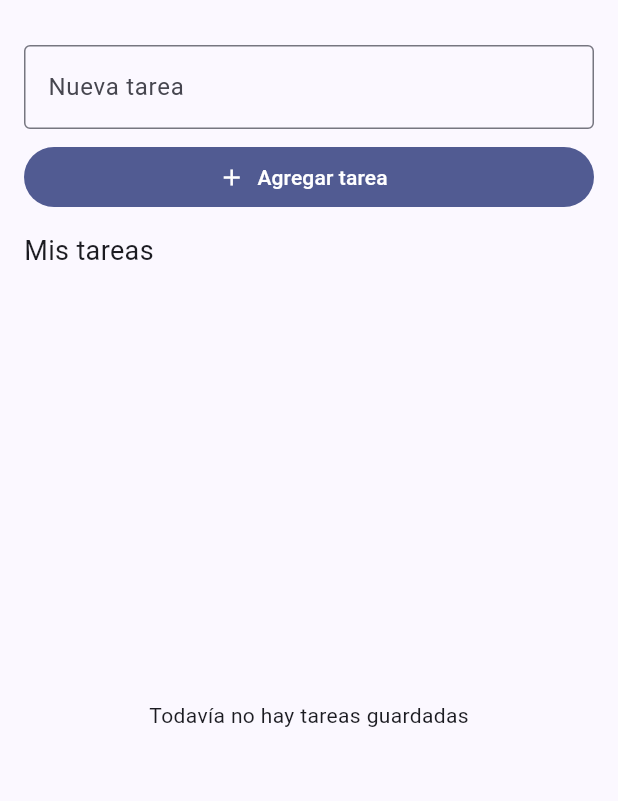
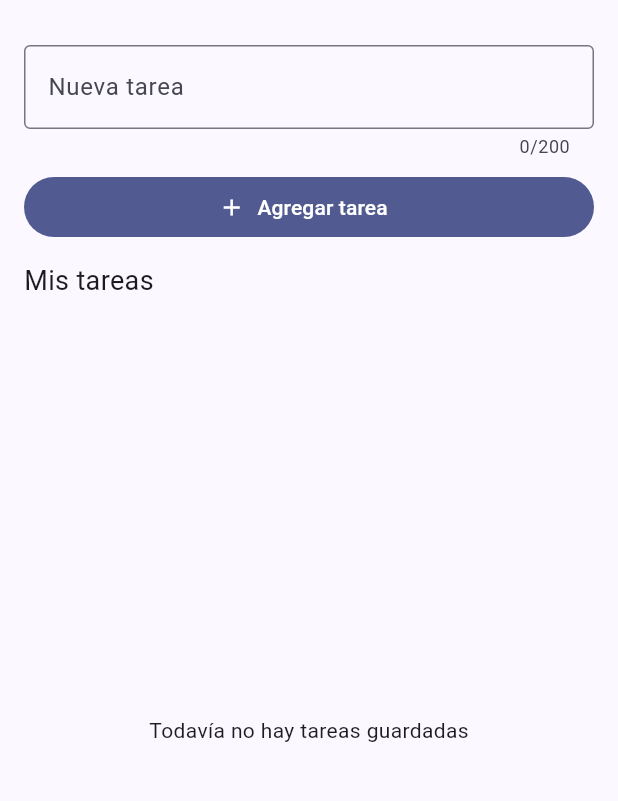
Before and after one commit to AxelUAA/gestor_tareas_local, a Flutter app: the screen it shows after launch, on a phone screen of 412 x 824 dp, the part 63-864 px from its top. Run offline on Flutter 3.47's test engine with Material 3 defaults, Android fonts, the phone set to English and light mode, and no system bars; our stand-ins replace drift, drift_flutter; accounts and stored records are empty; generated files the repository leaves out were written again.

Commit message:
Etapa 2: base SQLite con Drift, alta y consulta reactiva de tareas

```diff
--- /dev/null
+++ b/lib/data/database.dart
@@ -0,0 +1,53 @@
+import 'package:drift/drift.dart';
+import 'package:drift_flutter/drift_flutter.dart';
+
+import '../models/tarea.dart';
+
+part 'database.g.dart';
+
+/// Tabla "tareas" en SQLite.
+/// - id: INTEGER PRIMARY KEY AUTOINCREMENT
+/// - titulo: TEXT NOT NULL (1 a 200 caracteres)
+/// - completada: INTEGER 0/1 (Drift lo expone como bool)
+@UseRowClass(Tarea)
+class Tareas extends Table {
+  IntColumn get id => integer().autoIncrement()();
+  TextColumn get titulo => text().withLength(min: 1, max: 200)();
+  BoolColumn get completada => boolean().withDefault(const Constant(false))();
+}
+
+@DriftDatabase(tables: [Tareas])
+class AppDatabase extends _$AppDatabase {
+  /// Constructor para pruebas: recibe cualquier ejecutor (p. ej. en memoria).
+  AppDatabase(super.e);
+
+  /// Base persistente real: archivo SQLite en nativo, WASM + OPFS/IndexedDB en web.
+  AppDatabase.persistente()
+      : super(
+          driftDatabase(
+            name: 'gestor_tareas',
+            web: DriftWebOptions(
+              sqlite3Wasm: Uri.parse('sqlite3.wasm'),
+              driftWorker: Uri.parse('drift_worker.js'),
+            ),
+          ),
+        );
+
+  @override
+  int get schemaVersion => 1;
+
+  /// SELECT * FROM tareas ORDER BY id; como Stream para que la UI se
+  /// actualice sola después de cada escritura.
+  Stream<List<Tarea>> observarTareas() {
+    return (select(tareas)..orderBy([(t) => OrderingTerm.asc(t.id)])).watch();
+  }
+
+  Future<List<Tarea>> obtenerTareas() {
+    return (select(tareas)..orderBy([(t) => OrderingTerm.asc(t.id)])).get();
+  }
+
+  /// INSERT INTO tareas (titulo) VALUES (?); regresa el id generado.
+  Future<int> agregarTarea(String titulo) {
+    return into(tareas).insert(TareasCompanion.insert(titulo: titulo));
+  }
+}
--- a/lib/main.dart
+++ b/lib/main.dart
@@ -1,4 +1,6 @@
 import 'package:flutter/material.dart';
+
+import 'data/database.dart';
 import 'screens/tareas_page.dart';
 
 void main() {
@@ -6,9 +8,34 @@ void main() {
 }
 
 /// Punto de entrada de la aplicación.
-/// La configuración del almacenamiento se agregará como parte de la tarea.
-class GestorTareasApp extends StatelessWidget {
-  const GestorTareasApp({super.key});
+/// Es dueña de la base de datos: la abre al iniciar y la cierra al destruirse.
+class GestorTareasApp extends StatefulWidget {
+  /// Permite inyectar una base (por ejemplo en memoria) para las pruebas.
+  final AppDatabase? database;
+
+  const GestorTareasApp({super.key, this.database});
+
+  @override
+  State<GestorTareasApp> createState() => _GestorTareasAppState();
+}
+
+class _GestorTareasAppState extends State<GestorTareasApp> {
+  late final AppDatabase _db;
+  late final bool _esPropia;
+
+  @override
+  void initState() {
+    super.initState();
+    _esPropia = widget.database == null;
+    _db = widget.database ?? AppDatabase.persistente();
+  }
+
+  @override
+  void dispose() {
+    // Liberar la conexión SQLite solo si la abrimos aquí.
+    if (_esPropia) _db.close();
+    super.dispose();
+  }
 
   @override
   Widget build(BuildContext context) {
@@ -19,7 +46,7 @@ class GestorTareasApp extends StatelessWidget {
         colorScheme: ColorScheme.fromSeed(seedColor: Colors.indigo),
         useMaterial3: true,
       ),
-      home: const TareasPage(),
+      home: TareasPage(db: _db),
     );
   }
 }
--- a/lib/screens/tareas_page.dart
+++ b/lib/screens/tareas_page.dart
@@ -1,10 +1,13 @@
 import 'package:flutter/material.dart';
+
+import '../data/database.dart';
+import '../data/validacion.dart';
 import '../models/tarea.dart';
 
-// Pantalla base SIN persistencia ni operaciones CRUD implementadas.
-// Conserva las indicaciones TODO para orientar tu trabajo.
 class TareasPage extends StatefulWidget {
-  const TareasPage({super.key});
+  final AppDatabase db;
+
+  const TareasPage({super.key, required this.db});
 
   @override
   State<TareasPage> createState() => _TareasPageState();
@@ -13,34 +16,49 @@ class TareasPage extends StatefulWidget {
 class _TareasPageState extends State<TareasPage> {
   final TextEditingController _tituloController = TextEditingController();
 
-  List<Tarea> _tareas = [];
+  /// El Stream se crea una sola vez aquí (no en build) para no repetir
+  /// la consulta en cada reconstrucción de la interfaz.
+  late final Stream<List<Tarea>> _tareas;
 
   @override
   void initState() {
     super.initState();
-
+    _tareas = widget.db.observarTareas();
   }
 
-  void _agregarTarea() {
-    _pendiente('Implementar registro de tarea');
+  Future<void> _agregarTarea() async {
+    final String titulo;
+    try {
+      titulo = validarTitulo(_tituloController.text);
+    } on ArgumentError catch (e) {
+      _mensaje(e.message.toString());
+      return;
+    }
+    try {
+      await widget.db.agregarTarea(titulo);
+      _tituloController.clear();
+    } catch (e) {
+      _mensaje('No se pudo guardar la tarea: $e');
+    }
   }
 
   void _alternarCompletada(Tarea tarea, bool completada) {
-    _pendiente('Implementar actualización de tarea');
+    _mensaje('Implementar actualización de tarea');
   }
 
   void _editarTarea(Tarea tarea) {
-    _pendiente('Implementar edición de título');
+    _mensaje('Implementar edición de título');
   }
 
   void _eliminarTarea(Tarea tarea) {
-    _pendiente('Implementar eliminación de tarea');
+    _mensaje('Implementar eliminación de tarea');
   }
 
-  void _pendiente(String mensaje) {
-    ScaffoldMessenger.of(context).showSnackBar(
-      SnackBar(content: Text(mensaje)),
-    );
+  void _mensaje(String mensaje) {
+    if (!mounted) return;
+    ScaffoldMessenger.of(context)
+      ..hideCurrentSnackBar()
+      ..showSnackBar(SnackBar(content: Text(mensaje)));
   }
 
   @override
@@ -60,10 +78,12 @@ class _TareasPageState extends State<TareasPage> {
           children: [
             TextField(
               controller: _tituloController,
+              maxLength: maxLongitudTitulo,
               decoration: const InputDecoration(
                 labelText: 'Nueva tarea',
                 border: OutlineInputBorder(),
               ),
+              onSubmitted: (_) => _agregarTarea(),
             ),
             const SizedBox(height: 8),
             FilledButton.icon(
@@ -75,23 +95,50 @@ class _TareasPageState extends State<TareasPage> {
             const Text('Mis tareas', style: TextStyle(fontSize: 18)),
             const SizedBox(height: 8),
             Expanded(
-              child: _tareas.isEmpty
-                  ? const Center(child: Text('Todavía no hay tareas guardadas'))
-                  : ListView.builder(
-                      itemCount: _tareas.length,
-                      itemBuilder: (context, index) {
-                        final tarea = _tareas[index];
+              child: StreamBuilder<List<Tarea>>(
+                stream: _tareas,
+                builder: (context, snapshot) {
+                  if (snapshot.hasError) {
+                    return Center(
+                      child: Text('Error al leer la base de datos:\n${snapshot.error}',
+                          textAlign: TextAlign.center),
+                    );
+                  }
+                  if (!snapshot.hasData) {
+                    return const Center(child: CircularProgressIndicator());
+                  }
+                  final tareas = snapshot.data!;
+                  if (tareas.isEmpty) {
+                    return const Center(child: Text('Todavía no hay tareas guardadas'));
+                  }
+                  return ListView.builder(
+                    itemCount: tareas.length,
+                    itemBuilder: (context, index) => _itemTarea(tareas[index]),
+                  );
+                },
+              ),
+            ),
+          ],
+        ),
+      ),
+    );
+  }
+
+  Widget _itemTarea(Tarea tarea) {
     return Card(
       child: ListTile(
         leading: Checkbox(
           value: tarea.completada,
           onChanged: (valor) {
-                                if (valor != null) {
-                                  _alternarCompletada(tarea, valor);
-                                }
+            if (valor != null) _alternarCompletada(tarea, valor);
           },
         ),
-                            title: Text(tarea.titulo),
+        title: Text(
+          tarea.titulo,
+          style: tarea.completada
+              ? const TextStyle(decoration: TextDecoration.lineThrough)
+              : null,
+        ),
         subtitle: Text('ID: ${tarea.id}'),
         trailing: Row(
           mainAxisSize: MainAxisSize.min,
@@ -110,12 +157,5 @@ class _TareasPageState extends State<TareasPage> {
         ),
       ),
     );
-                      },
-                    ),
-            ),
-          ],
-        ),
-      ),
-    );
   }
 }
--- a/pubspec.yaml
+++ b/pubspec.yaml
@@ -34,6 +34,8 @@ dependencies:
   # The following adds the Cupertino Icons font to your application.
   # Use with the CupertinoIcons class for iOS style icons.
   cupertino_icons: ^1.0.8
+  drift: ^2.35.4
+  drift_flutter: ^0.3.1
 
 dev_dependencies:
   flutter_test:
@@ -45,6 +47,8 @@ dev_dependencies:
   # package. See that file for information about deactivating specific lint
   # rules and activating additional ones.
   flutter_lints: ^6.0.0
+  drift_dev: ^2.35.3
+  build_runner: ^2.17.1
 
 # For information on the generic Dart part of this file, see the
 # following page: https://dart.dev/tools/pub/pubspec
```
Also changed, not shown: lib/data/validacion.dart (added, +17 -0 lines), lib/data/database.g.dart (added), pubspec.lock, 4 other files. Lines whose indentation alone changed are shown as unchanged.
